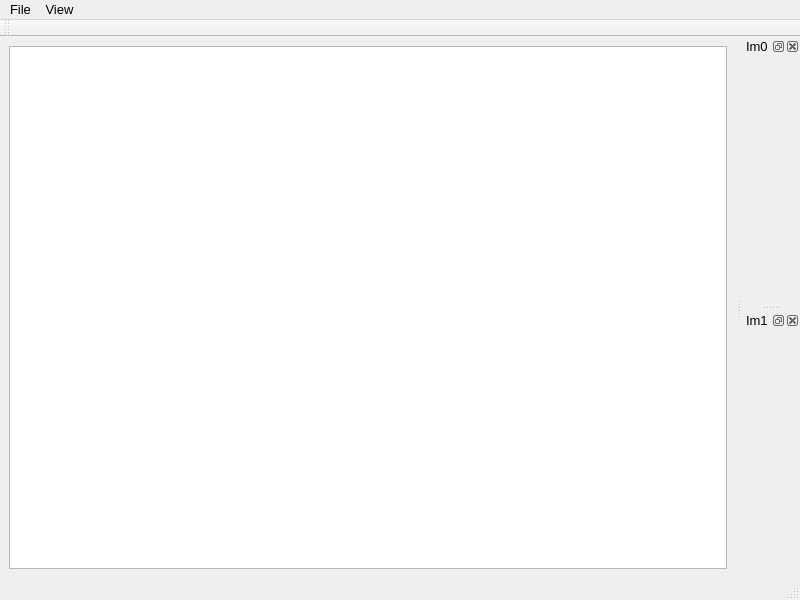
First picture: the form in libraries/designer/mainwindow.ui, repository BEC-Trento/sisview-bec-tn, before the edit.
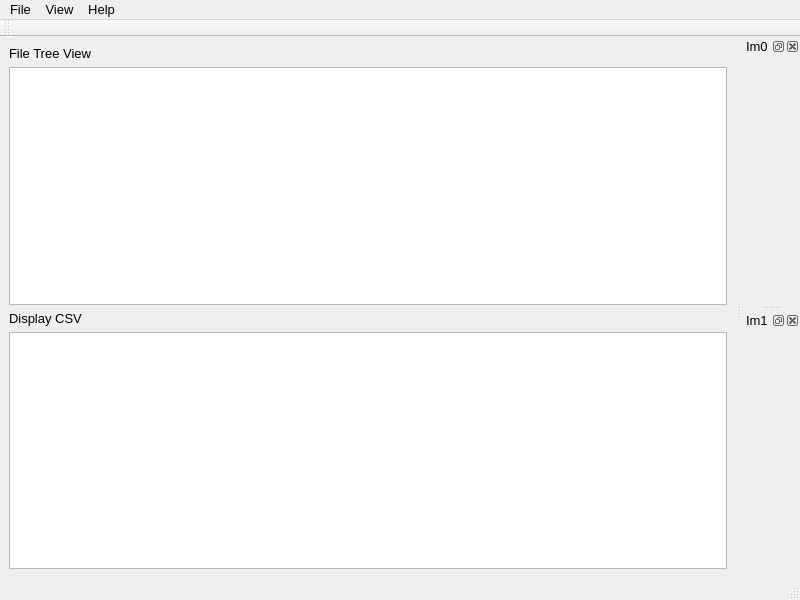
Second picture: the form after the edit. Icons and pictures are not drawn. Custom widgets are drawn as their Qt base class.

What changed in the file:
```diff
--- a/libraries/designer/mainwindow.ui
+++ b/libraries/designer/mainwindow.ui
@@ -21,7 +21,37 @@
   <widget class="QWidget" name="centralwidget">
    <layout class="QVBoxLayout" name="verticalLayout">
     <item>
-     <widget class="QTreeView" name="treeView"/>
+     <widget class="QLabel" name="fileTreeLabel">
+      <property name="text">
+       <string>File Tree View</string>
+      </property>
+     </widget>
+    </item>
+    <item>
+     <widget class="QTreeView" name="treeView">
+      <property name="sizePolicy">
+       <sizepolicy hsizetype="Expanding" vsizetype="Expanding">
+        <horstretch>0</horstretch>
+        <verstretch>0</verstretch>
+       </sizepolicy>
+      </property>
+      <attribute name="headerCascadingSectionResizes">
+       <bool>true</bool>
+      </attribute>
+      <attribute name="headerStretchLastSection">
+       <bool>true</bool>
+      </attribute>
+     </widget>
+    </item>
+    <item>
+     <widget class="QLabel" name="csvLabel">
+      <property name="text">
+       <string>Display CSV</string>
+      </property>
+     </widget>
+    </item>
+    <item>
+     <widget class="CsvQTableWidget" name="tableWidget"/>
     </item>
    </layout>
   </widget>
@@ -45,8 +75,15 @@
      <string>View</string>
     </property>
    </widget>
+   <widget class="QMenu" name="menuHelp">
+    <property name="title">
+     <string>Help</string>
+    </property>
+    <addaction name="actionInfo"/>
+   </widget>
    <addaction name="menuFile"/>
    <addaction name="menuView"/>
+   <addaction name="menuHelp"/>
   </widget>
   <widget class="QToolBar" name="toolBar">
    <property name="windowTitle">
@@ -88,6 +125,15 @@
    </property>
   </action>
  </widget>
- <resources/>
+ <customwidgets>
+  <customwidget>
+   <class>CsvQTableWidget</class>
+   <extends>QTableWidget</extends>
+   <header>libraries/csvqtablewidget.h</header>
+  </customwidget>
+ </customwidgets>
+ <resources>
+  <include location="resources.qrc"/>
+ </resources>
  <connections/>
 </ui>
```
Left out of the diff: 70 changed lines with no effect on the pictures.
